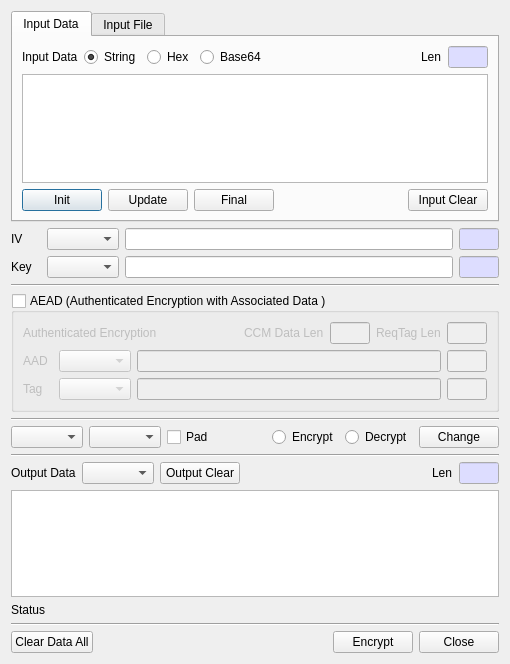
First picture: the form in BerEditor/enc_dec_dlg.ui, repository jykim74/BerEditor, before the edit.
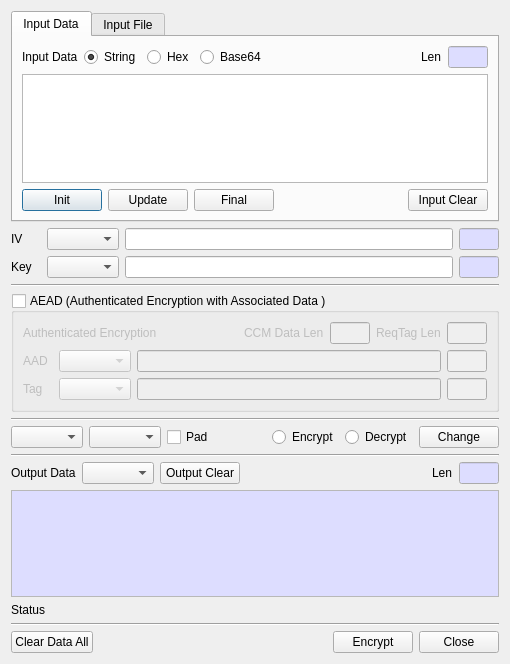
Second picture: the form after the edit. The open tabs and pages were chosen to show the change.

Diff of the .ui file:
```diff
--- a/BerEditor/enc_dec_dlg.ui
+++ b/BerEditor/enc_dec_dlg.ui
@@ -1344,7 +1344,38 @@
     </layout>
    </item>
    <item>
-    <widget class="QPlainTextEdit" name="mOutputText"/>
+    <widget class="QPlainTextEdit" name="mOutputText">
+     <property name="palette">
+      <palette>
+       <active>
+        <colorrole role="Base">
+         <brush brushstyle="SolidPattern">
+          <color alpha="255">
+           <red>221</red>
+           <green>221</green>
+           <blue>255</blue>
+          </color>
+         </brush>
+        </colorrole>
+       </active>
+       <inactive>
+        <colorrole role="Base">
+         <brush brushstyle="SolidPattern">
+          <color alpha="255">
+           <red>221</red>
+           <green>221</green>
+           <blue>255</blue>
+          </color>
+         </brush>
+        </colorrole>
+       </inactive>
+       <disabled/>
+      </palette>
+     </property>
+     <property name="readOnly">
+      <bool>true</bool>
+     </property>
+    </widget>
    </item>
    <item>
     <widget class="QLabel" name="mStatusLabel">
```
Left out of the diff: 2 changed lines with no effect on the pictures.
